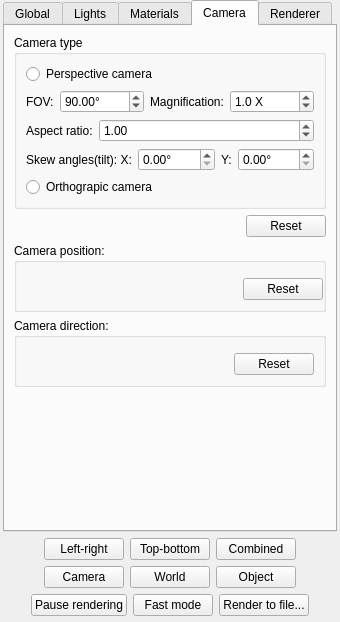
Qt form gui/SidePanel.ui (maximlevitsky/cgrender) before a commit.
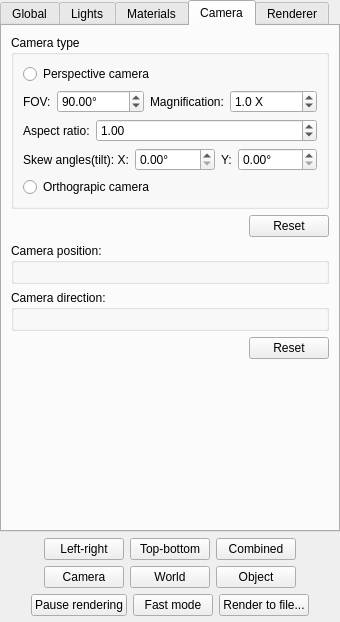
The same form after that commit. The open tabs and pages were chosen to show the change. Custom widgets are drawn as their Qt base class.

```diff
--- a/gui/SidePanel.ui
+++ b/gui/SidePanel.ui
@@ -24,13 +24,13 @@
     <number>6</number>
    </property>
    <property name="leftMargin">
-    <number>3</number>
+    <number>0</number>
    </property>
    <property name="topMargin">
     <number>0</number>
    </property>
    <property name="rightMargin">
-    <number>3</number>
+    <number>0</number>
    </property>
    <property name="bottomMargin">
     <number>6</number>
@@ -1034,20 +1034,10 @@
          <property name="title">
           <string>Camera position:</string>
          </property>
-         <layout class="QVBoxLayout" name="verticalLayout_17">
-          <property name="rightMargin">
-           <number>0</number>
-          </property>
+         <layout class="QVBoxLayout" name="_25">
           <item>
            <widget class="VectorChooser" name="cameraPositionChooser" native="true"/>
           </item>
-          <item alignment="Qt::AlignRight">
-           <widget class="QPushButton" name="pushButton_9">
-            <property name="text">
-             <string>Reset</string>
-            </property>
-           </widget>
-          </item>
          </layout>
         </widget>
        </item>
@@ -1060,16 +1050,16 @@
           <item>
            <widget class="VectorChooser" name="cameraDirectionChooser" native="true"/>
           </item>
-          <item alignment="Qt::AlignRight">
-           <widget class="QPushButton" name="pushButton_10">
-            <property name="text">
-             <string>Reset</string>
-            </property>
-           </widget>
-          </item>
          </layout>
         </widget>
        </item>
+       <item alignment="Qt::AlignRight">
+        <widget class="QPushButton" name="pushButton_10">
+         <property name="text">
+          <string>Reset</string>
+         </property>
+        </widget>
+       </item>
        <item>
         <spacer name="_12">
          <property name="orientation">
```
Left out of the diff: 11 changed lines with no effect on the pictures.
